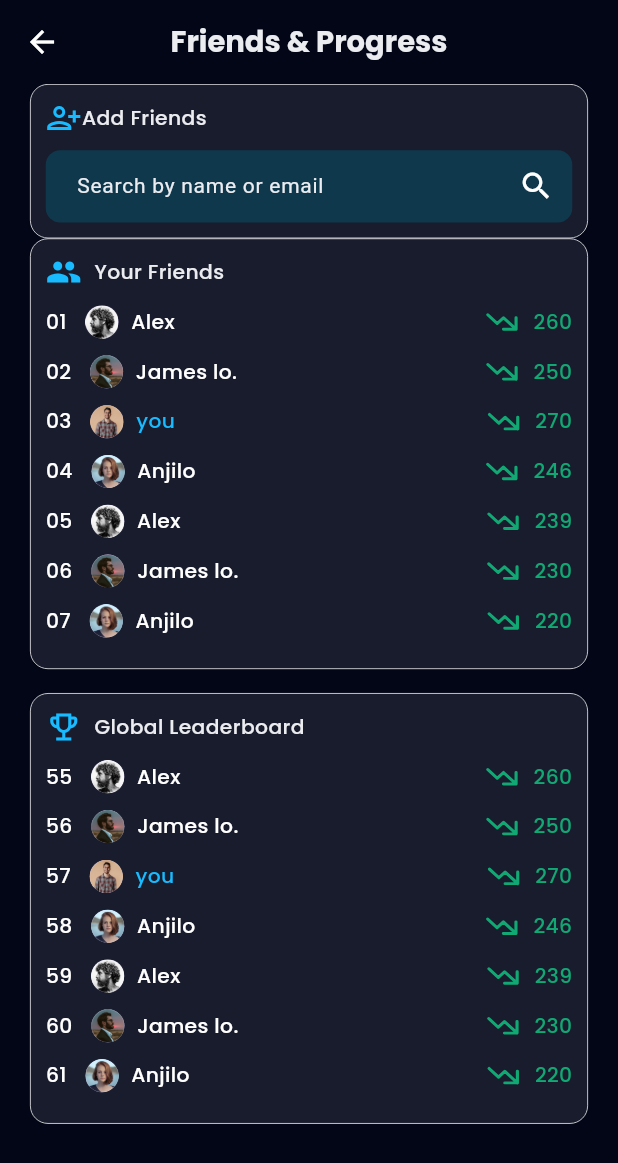
After one commit to bdCalling-Sdt-hub/Vapeless-App, a Flutter app: the GoalsScreen screen opened by its route, after a tap on "Friends & Progress", on a phone screen of 412 x 824 dp. The commit adds this screen. Shown: the top 1163 px of the screen. Run offline on Flutter 3.47's test engine with Material 3 defaults, Android fonts, the phone set to English and light mode, and no system bars; our stand-ins replace cached_network_image, carousel_slider, fl_chart, flutter_html, flutter_local_notifications, flutter_rating_bar and 10 more; missing offline and left inert: flutter_paypal_payment, flutter_stripe, linear_progress_bar; accounts and stored records are empty; network calls fail.

Commit message:
goal done

```diff
--- /dev/null
+++ b/lib/controllers/goal/friends_and_progress_controller.dart
@@ -0,0 +1,45 @@
+import 'package:get/get.dart';
+
+import '../../utils/app_images.dart';
+
+class FriendsAndProgressController extends GetxController {
+  List teamList = [
+    {"name": "Alex", "point": "260", "image": AppImages.alex, "rank": "01"},
+    {
+      "name": "James lo.",
+      "point": "250",
+      "image": AppImages.james,
+      "rank": "02"
+    },
+    {"name": "you", "point": "270", "image": AppImages.you, "rank": "03"},
+    {"name": "Anjilo", "point": "246", "image": AppImages.anjilo, "rank": "04"},
+    {"name": "Alex", "point": "239", "image": AppImages.alex, "rank": "05"},
+    {
+      "name": "James lo.",
+      "point": "230",
+      "image": AppImages.james,
+      "rank": "06"
+    },
+    {"name": "Anjilo", "point": "220", "image": AppImages.anjilo, "rank": "07"},
+  ];
+
+  List globalList = [
+    {"name": "Alex", "point": "260", "image": AppImages.alex, "rank": "55"},
+    {
+      "name": "James lo.",
+      "point": "250",
+      "image": AppImages.james,
+      "rank": "56"
+    },
+    {"name": "you", "point": "270", "image": AppImages.you, "rank": "57"},
+    {"name": "Anjilo", "point": "246", "image": AppImages.anjilo, "rank": "58"},
+    {"name": "Alex", "point": "239", "image": AppImages.alex, "rank": "59"},
+    {
+      "name": "James lo.",
+      "point": "230",
+      "image": AppImages.james,
+      "rank": "60"
+    },
+    {"name": "Anjilo", "point": "220", "image": AppImages.anjilo, "rank": "61"},
+  ];
+}
--- /dev/null
+++ b/lib/controllers/goal/group_goal_controller.dart
@@ -0,0 +1,17 @@
+import 'package:get/get.dart';
+import 'package:vapeless/utils/app_images.dart';
+
+class GroupGoalsController extends GetxController {
+  double sliderValue = 50;
+  List teamList = [
+    {"name": "you", "point": "250", "image": AppImages.you},
+    {"name": "Alex", "point": "250", "image": AppImages.alex},
+    {"name": "James lo.", "point": "250", "image": AppImages.james},
+    {"name": "Anjilo", "point": "250", "image": AppImages.anjilo},
+  ];
+
+  changeSliderValue(double value) {
+    sliderValue = value;
+    update();
+  }
+}
--- a/lib/helpers/app_routes.dart
+++ b/lib/helpers/app_routes.dart
@@ -1,6 +1,9 @@
 import 'package:get/get.dart';
 import 'package:vapeless/view/screen/dashboard/dashboard_screen.dart';
+import 'package:vapeless/view/screen/goal/friends_and_progress.dart';
 import 'package:vapeless/view/screen/goal/goal_setting.dart';
+import 'package:vapeless/view/screen/goal/goals_screen.dart';
+import 'package:vapeless/view/screen/goal/group_goals_screen.dart';
 import 'package:vapeless/view/screen/goal/set_goal_screen.dart';
 import 'package:vapeless/view/screen/payment/select_payment_method.dart';
 import 'package:vapeless/view/screen/question/first_question_screen.dart';
@@ -54,6 +57,9 @@ class AppRoutes {
   static const String goalSetting = "/goal_setting.dart";
   static const String setGoal = "/set_goal_screen.dart";
   static const String recovery = "/recovery_screen.dart";
+  static const String goalsScreen = "/goals_screen.dart";
+  static const String groupGoalsScreen = "/group_goals_screen.dart";
+  static const String friendsAndProgress = "/friends_and_progress.dart";
 
   static List<GetPage> routes = [
     GetPage(
@@ -160,5 +166,17 @@ class AppRoutes {
         name: recovery,
         page: () => RecoveryScreen(),
         transition: Transition.rightToLeftWithFade),
+    GetPage(
+        name: goalsScreen,
+        page: () => GoalsScreen(),
+        transition: Transition.rightToLeftWithFade),
+    GetPage(
+        name: groupGoalsScreen,
+        page: () => GroupGoalsScreen(),
+        transition: Transition.rightToLeftWithFade),
+    GetPage(
+        name: friendsAndProgress,
+        page: () => FriendsAndProgress(),
+        transition: Transition.rightToLeftWithFade),
   ];
 }
--- a/lib/helpers/dependency_injection.dart
+++ b/lib/helpers/dependency_injection.dart
@@ -16,6 +16,8 @@ import '../controllers/common_controller/setting/privacy_policy_controller.dart'
 import '../controllers/common_controller/setting/setting_controller.dart';
 import '../controllers/common_controller/setting/terms_of_services_controller.dart';
 import '../controllers/dashboard/dashboard_controller.dart';
+import '../controllers/goal/friends_and_progress_controller.dart';
+import '../controllers/goal/group_goal_controller.dart';
 import '../controllers/recovery_controller.dart';
 
 class DependencyInjection extends Bindings {
@@ -38,5 +40,7 @@ class DependencyInjection extends Bindings {
     Get.lazyPut(() => GoalSettingController(), fenix: true);
     Get.lazyPut(() => SetGoalController(), fenix: true);
     Get.lazyPut(() => RecoveryController(), fenix: true);
+    Get.lazyPut(() => GroupGoalsController(), fenix: true);
+    Get.lazyPut(() => FriendsAndProgressController(), fenix: true);
   }
 }
--- a/lib/utils/app_colors.dart
+++ b/lib/utils/app_colors.dart
@@ -24,4 +24,6 @@ class AppColors {
   static const bg4 = Color(0xff181C2D);
   static const ok = Color(0xff12A873);
   static const dropShadow = Color(0xff1991A9);
+  static const blueNormal = Color(0xff1991A9);
+  static const yellow = Color(0xffFFCC00);
 }
--- a/lib/utils/app_icons.dart
+++ b/lib/utils/app_icons.dart
@@ -21,4 +21,5 @@ class AppIcons {
   static const String heartHealth = "$baseurl/heart_health.svg";
   static const String nicotineCravings = "$baseurl/nicotine_cravings.svg";
   static const String smell = "$baseurl/smell.svg";
+  static const String award = "$baseurl/award.svg";
 }
--- a/lib/utils/app_images.dart
+++ b/lib/utils/app_images.dart
@@ -5,6 +5,10 @@ class AppImages {
   static const String noImage = "$baseurl/noImage.png" ;
   static const String profile = "$baseurl/profile.png" ;
   static const String stripe = "$baseurl/stripe.png" ;
+  static const String alex = "$baseurl/alex.png" ;
+  static const String anjilo = "$baseurl/anjilo.png" ;
+  static const String james = "$baseurl/james.png" ;
+  static const String you = "$baseurl/you.png" ;
 
 
 
--- a/lib/utils/app_string.dart
+++ b/lib/utils/app_string.dart
@@ -124,4 +124,16 @@ class AppString {
   static const String goals = "GOALS";
   static const String yourPathToBeingVapeFree = "Your Path To Being Vape-Free";
   static const String healingProgress = "Healing Progress";
+  static const String groupGoals = "Group Goals";
+  static const String friendsProgress = "Friends & Progress";
+  static const String teamContribution = "Team Contributions";
+  static const String reward = "Reward";
+  static const String rewardDetails = "Reach the goal and unlock a special group achivement Badge!";
+  static const String groupGoalsSettings = "Group goals settings";
+  static const String challengeDuration = "Challenge Duration";
+  static const String setChallengeDuration = "Set challenge Duration";
+  static const String addFriends = "Add Friends";
+  static const String searchByNameOrEmail = "Search by name or email";
+  static const String yourFriends = "Your Friends";
+  static const String globalLeaderboard = "Global Leaderboard";
 }
--- a/lib/view/screen/dashboard/dashboard_screen.dart
+++ b/lib/view/screen/dashboard/dashboard_screen.dart
@@ -140,7 +140,10 @@ class DashboardScreen extends StatelessWidget {
               child: PuffsResiue(),
             ),
             20.height,
-            const CommonButton(titleText: AppString.goals),
+            CommonButton(
+              titleText: AppString.goals,
+              onTap: () => Get.toNamed(AppRoutes.goalsScreen),
+            ),
             20.height,
             const GoalsDashboard(),
             20.height,
--- /dev/null
+++ b/lib/view/screen/goal/friends_and_progress.dart
@@ -0,0 +1,130 @@
+import 'package:flutter/material.dart';
+import 'package:get/get.dart';
+import 'package:vapeless/controllers/goal/friends_and_progress_controller.dart';
+import 'package:vapeless/helpers/my_extension.dart';
+import 'package:vapeless/utils/app_string.dart';
+import 'package:vapeless/view/component/text/common_text.dart';
+import 'package:vapeless/view/component/text_field/common_text_field.dart';
+
+import '../../../utils/app_colors.dart';
+import 'widgets/list_item.dart';
+
+class FriendsAndProgress extends StatelessWidget {
+  const FriendsAndProgress({super.key});
+
+  @override
+  Widget build(BuildContext context) {
+    return Scaffold(
+      appBar: AppBar(
+        title: const CommonText(
+          text: AppString.friendsProgress,
+          fontSize: 20,
+          fontWeight: FontWeight.bold,
+        ),
+      ),
+      body: GetBuilder<FriendsAndProgressController>(
+        builder: (controller) => SingleChildScrollView(
+          padding: EdgeInsets.symmetric(horizontal: 20),
+          child: Column(
+            children: [
+              Container(
+                padding: EdgeInsets.all(10),
+                decoration: BoxDecoration(
+                    color: AppColors.bg4,
+                    borderRadius: BorderRadius.circular(12),
+                    border: Border.all(color: AppColors.white, width: 0.5)),
+                child: Column(
+                  children: [
+                    const Row(
+                      children: [
+                        Icon(
+                          Icons.person_add_alt,
+                          color: AppColors.nav,
+                        ),
+                        CommonText(text: AppString.addFriends),
+                      ],
+                    ),
+                    10.height,
+                    CommonTextField(
+                      fillColor: AppColors.t7,
+                      hintText: AppString.searchByNameOrEmail,
+                      suffixIcon: const Icon(
+                        Icons.search,
+                        color: AppColors.white,
+                      ),
+                    )
+                  ],
+                ),
+              ),
+              Container(
+                padding: EdgeInsets.all(10),
+                decoration: BoxDecoration(
+                    color: AppColors.bg4,
+                    borderRadius: BorderRadius.circular(12),
+                    border: Border.all(color: AppColors.white, width: 0.5)),
+                child: Column(
+                  children: [
+                    const Row(
+                      children: [
+                        Icon(
+                          Icons.group,
+                          color: AppColors.nav,
+                        ),
+                        CommonText(
+                          text: AppString.yourFriends,
+                          left: 8,
+                        ),
+                      ],
+                    ),
+                    10.height,
+                    ListView.builder(
+                      itemCount: controller.teamList.length,
+                      physics: const NeverScrollableScrollPhysics(),
+                      shrinkWrap: true,
+                      itemBuilder: (context, index) => ListItem(
+                        item: controller.teamList[index],
+                      ),
+                    )
+                  ],
+                ),
+              ),
+              Container(
+                padding: const EdgeInsets.all(10),
+                margin: const EdgeInsets.only(top: 16),
+                decoration: BoxDecoration(
+                    color: AppColors.bg4,
+                    borderRadius: BorderRadius.circular(12),
+                    border: Border.all(color: AppColors.white, width: 0.5)),
+                child: Column(
+                  children: [
+                    const Row(
+                      children: [
+                        Icon(
+                          Icons.emoji_events_outlined,
+                          color: AppColors.nav,
+                        ),
+                        CommonText(
+                          text: AppString.globalLeaderboard,
+                          left: 8,
+                        ),
+                      ],
+                    ),
+                    10.height,
+                    ListView.builder(
+                      itemCount: controller.globalList.length,
+                      physics: const NeverScrollableScrollPhysics(),
+                      shrinkWrap: true,
+                      itemBuilder: (context, index) => ListItem(
+                        item: controller.globalList[index],
+                      ),
+                    )
+                  ],
+                ),
+              ),
+            ],
+          ),
+        ),
+      ),
+    );
+  }
+}
--- /dev/null
+++ b/lib/view/screen/goal/goals_screen.dart
@@ -0,0 +1,40 @@
+import 'package:flutter/material.dart';
+import 'package:get/get.dart';
+import 'package:vapeless/helpers/app_routes.dart';
+import 'package:vapeless/helpers/my_extension.dart';
+import 'package:vapeless/utils/app_string.dart';
+import 'package:vapeless/view/component/text/common_text.dart';
+import 'package:vapeless/view/screen/goal/widgets/item.dart';
+
+class GoalsScreen extends StatelessWidget {
+  const GoalsScreen({super.key});
+
+  @override
+  Widget build(BuildContext context) {
+    return Scaffold(
+      appBar: AppBar(
+        title: const CommonText(
+          text: AppString.goals,
+          fontSize: 20,
+          fontWeight: FontWeight.bold,
+        ),
+      ),
+      body: Padding(
+        padding: const EdgeInsets.symmetric(horizontal: 20, vertical: 24),
+        child: Column(
+          children: [
+            GestureDetector(
+                onTap: () => Get.toNamed(AppRoutes.groupGoalsScreen),
+                child:
+                    const Item(icon: Icons.group, title: AppString.groupGoals)),
+            20.height,
+            GestureDetector(
+                onTap: () => Get.toNamed(AppRoutes.friendsAndProgress),
+                child: const Item(
+                    icon: Icons.language, title: AppString.friendsProgress)),
+          ],
+        ),
+      ),
+    );
+  }
+}
--- /dev/null
+++ b/lib/view/screen/goal/widgets/item.dart
@@ -0,0 +1,38 @@
+import 'package:flutter/cupertino.dart';
+import 'package:flutter/material.dart';
+import 'package:vapeless/utils/app_colors.dart';
+import 'package:vapeless/view/component/text/common_text.dart';
+
+class Item extends StatelessWidget {
+  const Item({super.key, required this.icon, required this.title});
+
+  final IconData icon;
+
+  final String title;
+
+  @override
+  Widget build(BuildContext context) {
+    return Container(
+      padding: EdgeInsets.all(12),
+      decoration: BoxDecoration(
+          color: AppColors.inputBar, borderRadius: BorderRadius.circular(12)),
+      child: Row(
+        children: [
+          Icon(
+            icon,
+            color: AppColors.white,
+          ),
+          CommonText(
+            text: title,
+            left: 16,
+          ),
+          Spacer(),
+          const Icon(
+            Icons.arrow_forward_ios_rounded,
+            color: AppColors.white,
+          )
+        ],
+      ),
+    );
+  }
+}
--- /dev/null
+++ b/lib/view/screen/goal/widgets/list_item.dart
@@ -0,0 +1,54 @@
+import 'package:flutter/material.dart';
+import 'package:vapeless/utils/app_colors.dart';
+import 'package:vapeless/utils/app_icons.dart';
+import 'package:vapeless/utils/app_images.dart';
+import 'package:vapeless/utils/app_string.dart';
+import 'package:vapeless/view/component/image/common_image.dart';
+import 'package:vapeless/view/component/text/common_text.dart';
+
+class ListItem extends StatelessWidget {
+  const ListItem({super.key, required this.item});
+
+  final Map item;
+
+  @override
+  Widget build(BuildContext context) {
+    return Container(
+      margin: const EdgeInsets.only(bottom: 10),
+      child: Row(
+        children: [
+          CommonText(
+            text: item['rank'].toString(),
+            right: 12,
+            color: item['rank'] == 1 || item['rank'] == 2 || item['rank'] == 3
+                ? AppColors.yellow
+                : AppColors.white,
+          ),
+          CircleAvatar(
+            radius: 11,
+            child: CommonImage(
+              imageSrc: item['image'],
+              imageType: ImageType.png,
+            ),
+          ),
+          CommonText(
+            text: item['name'],
+            left: 8,
+            color: item['name'] == 'you' ? AppColors.nav : AppColors.white,
+          ),
+          const Spacer(),
+          CommonImage(
+            imageSrc: AppIcons.dailyAve,
+            imageType: ImageType.svg,
+            imageColor: AppColors.ok,
+          ),
+          CommonText(
+            text: item['point'],
+            color: AppColors.ok,
+            left: 8,
+          )
+        ],
+      ),
+    );
+  }
+}
```
Also changed, not shown: lib/view/screen/goal/group_goals_screen.dart (added, +170 -0 lines), assets/icons/award.svg (added), assets/images/alex.png (added), assets/images/anjilo.png (added), assets/images/james.png (added), assets/images/you.png (added).
